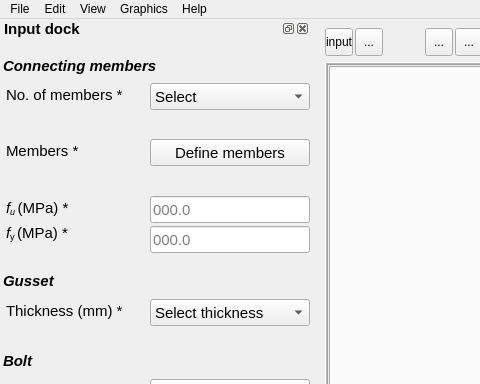
This is Connections/Truss/ui_boltedconnection.ui in GreatDevelopers/osdag-core as Qt 5 draws it before an edit; both pictures show x 0 to 480 and y 0 to 384 of the 1328 by 769 pixel window. The edited form follows.
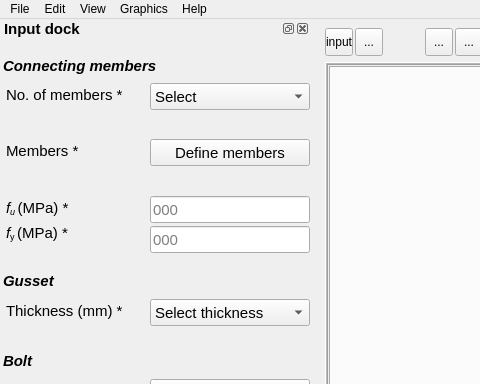
This is the edited form. Icons and pictures are not drawn.

```diff
--- a/Connections/Truss/ui_boltedconnection.ui
+++ b/Connections/Truss/ui_boltedconnection.ui
@@ -666,7 +666,7 @@
       </font>
      </property>
      <property name="placeholderText">
-      <string>000.0</string>
+      <string>000</string>
      </property>
     </widget>
     <widget class="QLabel" name="lbl_beam1">
@@ -761,7 +761,7 @@
       </font>
      </property>
      <property name="placeholderText">
-      <string>000.0</string>
+      <string>000</string>
      </property>
     </widget>
     <widget class="QLabel" name="label">
```
